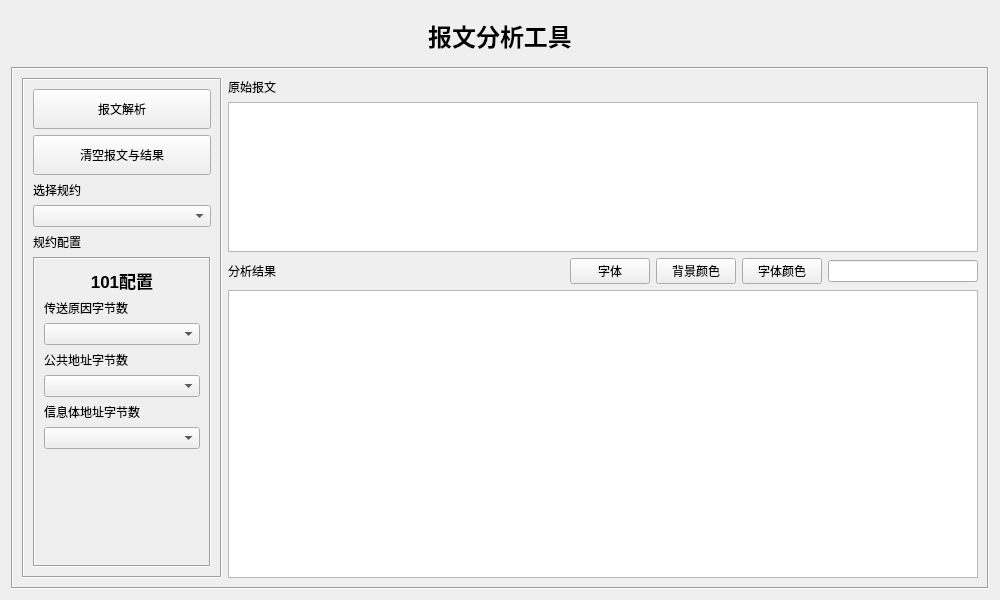
Old version of the form form/frmanalysis.ui in the repository whx110123/nettool.
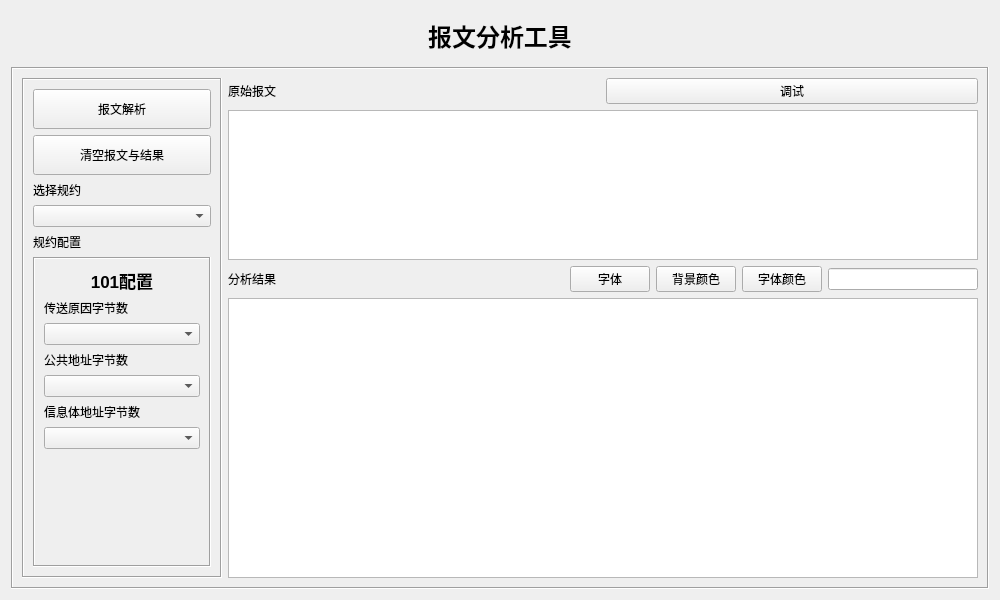
New version of the form.

Patch:
```diff
--- a/form/frmanalysis.ui
+++ b/form/frmanalysis.ui
@@ -426,7 +426,14 @@
         </property>
        </widget>
       </item>
-      <item row="1" column="1">
+      <item row="0" column="2">
+       <widget class="QPushButton" name="PBtest">
+        <property name="text">
+         <string>调试</string>
+        </property>
+       </widget>
+      </item>
+      <item row="1" column="1" colspan="2">
        <widget class="QTextEdit" name="originaltext">
         <property name="maximumSize">
          <size>
@@ -439,7 +446,17 @@
         </property>
        </widget>
       </item>
-      <item row="2" column="1">
+      <item row="3" column="1" colspan="2">
+       <widget class="QTextEdit" name="resulttext">
+        <property name="styleSheet">
+         <string notr="true"/>
+        </property>
+        <property name="readOnly">
+         <bool>true</bool>
+        </property>
+       </widget>
+      </item>
+      <item row="2" column="1" colspan="2">
        <layout class="QHBoxLayout" name="horizontalLayout">
         <item>
          <widget class="QLabel" name="label_2">
@@ -494,16 +511,6 @@
         </item>
        </layout>
       </item>
-      <item row="3" column="1">
-       <widget class="QTextEdit" name="resulttext">
-        <property name="styleSheet">
-         <string notr="true"/>
-        </property>
-        <property name="readOnly">
-         <bool>true</bool>
-        </property>
-       </widget>
-      </item>
      </layout>
     </widget>
    </item>
```
